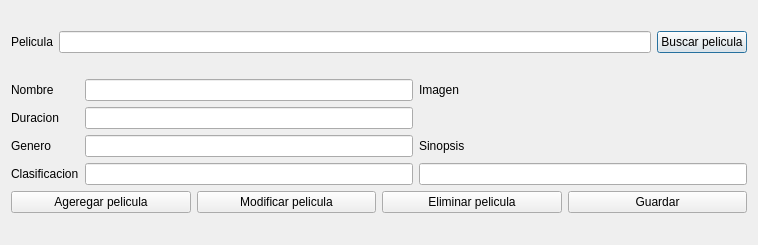
Qt form Proyecto_Cine/peliculas.ui (moyeta-tech/Cine) before a commit.
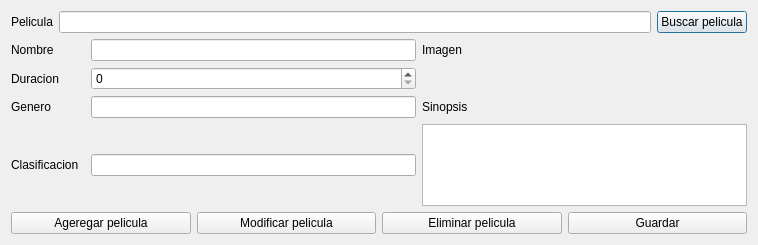
The same form after that commit.

The edit to the form file:
```diff
--- a/Proyecto_Cine/peliculas.ui
+++ b/Proyecto_Cine/peliculas.ui
@@ -39,33 +39,6 @@
      </item>
      <item>
       <layout class="QGridLayout" name="gridLayout">
-       <item row="0" column="1">
-        <widget class="QLineEdit" name="lineEdit_2"/>
-       </item>
-       <item row="1" column="1">
-        <widget class="QLineEdit" name="lineEdit_3"/>
-       </item>
-       <item row="2" column="2">
-        <widget class="QLabel" name="label_8">
-         <property name="text">
-          <string>Sinopsis</string>
-         </property>
-        </widget>
-       </item>
-       <item row="0" column="2">
-        <widget class="QLabel" name="label_6">
-         <property name="text">
-          <string>Imagen</string>
-         </property>
-        </widget>
-       </item>
-       <item row="1" column="2">
-        <widget class="QLabel" name="label_7">
-         <property name="text">
-          <string/>
-         </property>
-        </widget>
-       </item>
        <item row="4" column="0">
         <widget class="QLabel" name="label_5">
          <property name="text">
@@ -73,26 +46,10 @@
          </property>
         </widget>
        </item>
-       <item row="1" column="0">
-        <widget class="QLabel" name="label_3">
+       <item row="1" column="3">
+        <widget class="QLabel" name="label_7">
          <property name="text">
-          <string>Duracion</string>
-         </property>
-        </widget>
-       </item>
-       <item row="2" column="1">
-        <widget class="QLineEdit" name="lineEdit_4"/>
-       </item>
-       <item row="4" column="2">
-        <widget class="QLineEdit" name="lineEdit_6"/>
-       </item>
-       <item row="4" column="1">
-        <widget class="QLineEdit" name="lineEdit_5"/>
-       </item>
-       <item row="2" column="0">
-        <widget class="QLabel" name="label_4">
-         <property name="text">
-          <string>Genero</string>
+          <string/>
          </property>
         </widget>
        </item>
@@ -103,7 +60,7 @@
          </property>
         </widget>
        </item>
-       <item row="5" column="0" colspan="3">
+       <item row="5" column="0" colspan="4">
         <layout class="QHBoxLayout" name="horizontalLayout_2">
          <item>
           <widget class="QPushButton" name="pushButton_2">
@@ -135,6 +92,49 @@
          </item>
         </layout>
        </item>
+       <item row="2" column="3">
+        <widget class="QLabel" name="label_8">
+         <property name="text">
+          <string>Sinopsis</string>
+         </property>
+        </widget>
+       </item>
+       <item row="2" column="2">
+        <widget class="QLineEdit" name="lineEdit_4"/>
+       </item>
+       <item row="4" column="2">
+        <widget class="QLineEdit" name="lineEdit_5"/>
+       </item>
+       <item row="1" column="0">
+        <widget class="QLabel" name="label_3">
+         <property name="text">
+          <string>Duracion</string>
+         </property>
+        </widget>
+       </item>
+       <item row="0" column="3">
+        <widget class="QLabel" name="label_6">
+         <property name="text">
+          <string>Imagen</string>
+         </property>
+        </widget>
+       </item>
+       <item row="2" column="0">
+        <widget class="QLabel" name="label_4">
+         <property name="text">
+          <string>Genero</string>
+         </property>
+        </widget>
+       </item>
+       <item row="0" column="2">
+        <widget class="QLineEdit" name="lineEdit_2"/>
+       </item>
+       <item row="1" column="2">
+        <widget class="QSpinBox" name="spinBox"/>
+       </item>
+       <item row="4" column="3">
+        <widget class="QTextEdit" name="textEdit"/>
+       </item>
       </layout>
      </item>
     </layout>
```
